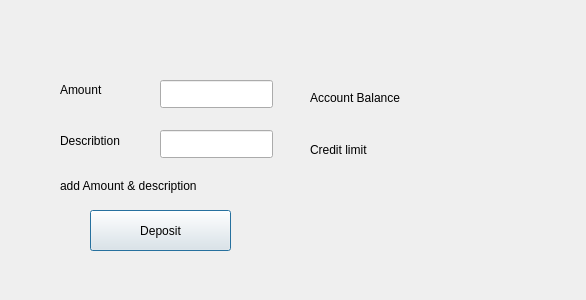
The window that bank-automat/carddepositwindow.ui (25kmo-project/group_11) describes before a commit, drawn with Qt 5.
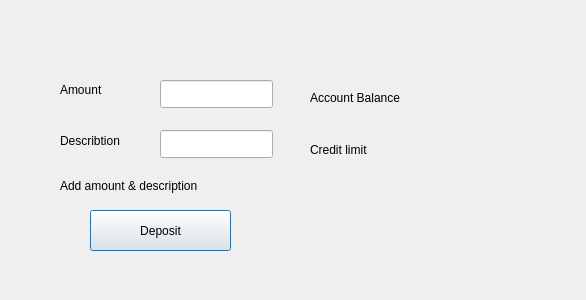
The same window after the commit.

Commit message: siistimistä

```diff
--- a/bank-automat/carddepositwindow.ui
+++ b/bank-automat/carddepositwindow.ui
@@ -134,7 +134,7 @@
     </rect>
    </property>
    <property name="text">
-    <string>add Amount &amp; description</string>
+    <string>Add amount &amp; description</string>
    </property>
   </widget>
  </widget>
```
The commit also changes 1 other file.
